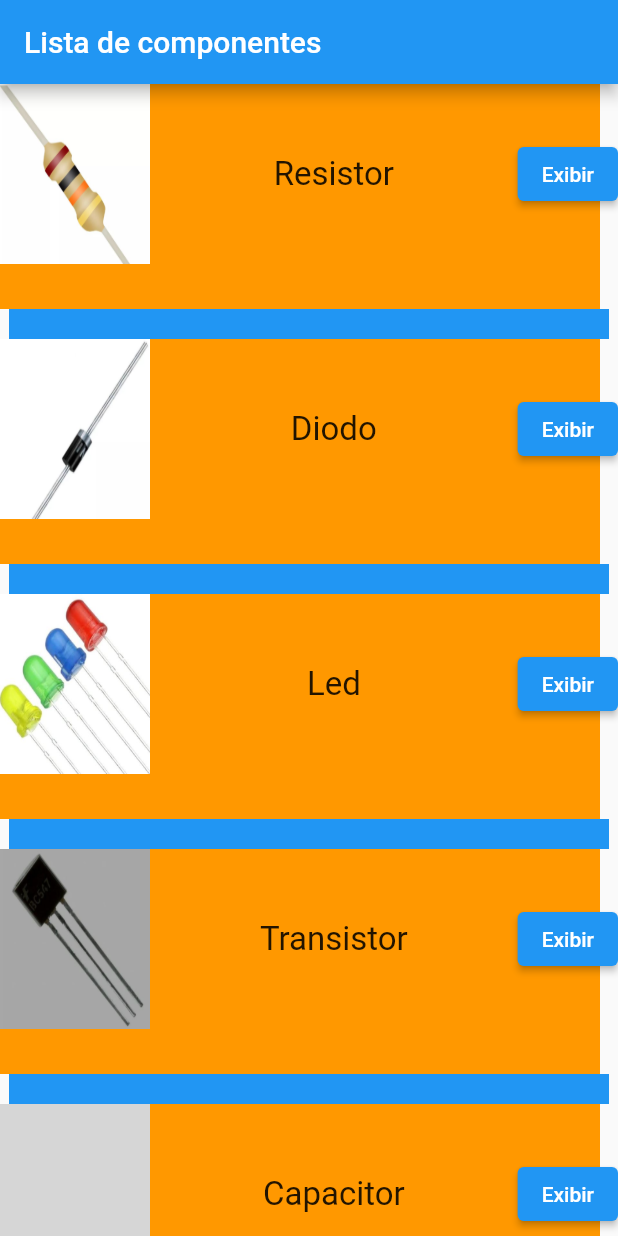
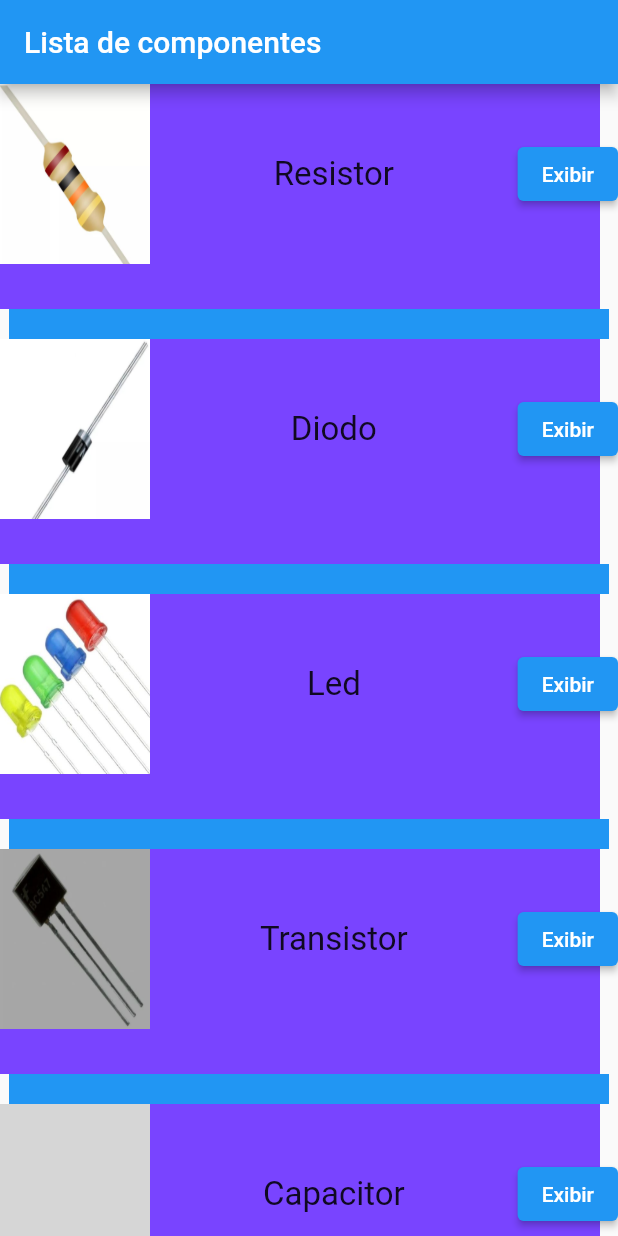
Before and after one commit to danielvieira95/DESM1, a Flutter app: the screen it shows after launch, on a phone screen of 412 x 824 dp. Run offline on Flutter 3.47's test engine with Material 2 defaults, Android fonts, the phone set to English and light mode, and no system bars; grey boxes are pictures that could not be loaded.

Commit message:
alteração de cor
Alteração de cor do aplicativo

```diff
--- a/Codigos/Aplicativos_TurmaA/Aula13_turmaA/app_lista_componentes/lib/main.dart
+++ b/Codigos/Aplicativos_TurmaA/Aula13_turmaA/app_lista_componentes/lib/main.dart
@@ -31,7 +31,7 @@ class ListaComponente extends StatelessWidget {
       children: [
         Stack(children: [
           Container(
-            color: Colors.orange,
+            color: const Color.fromARGB(255, 121, 68, 255),
             width: 400,
             height: 150,
           ),
```
